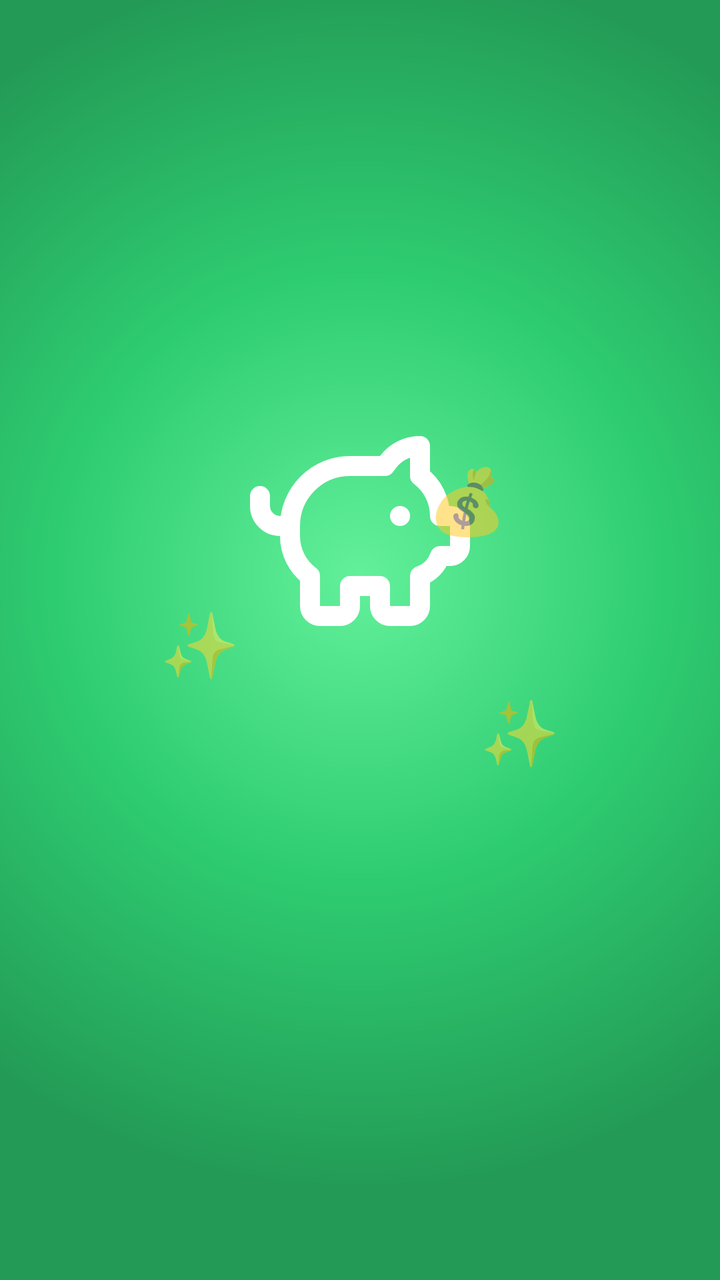
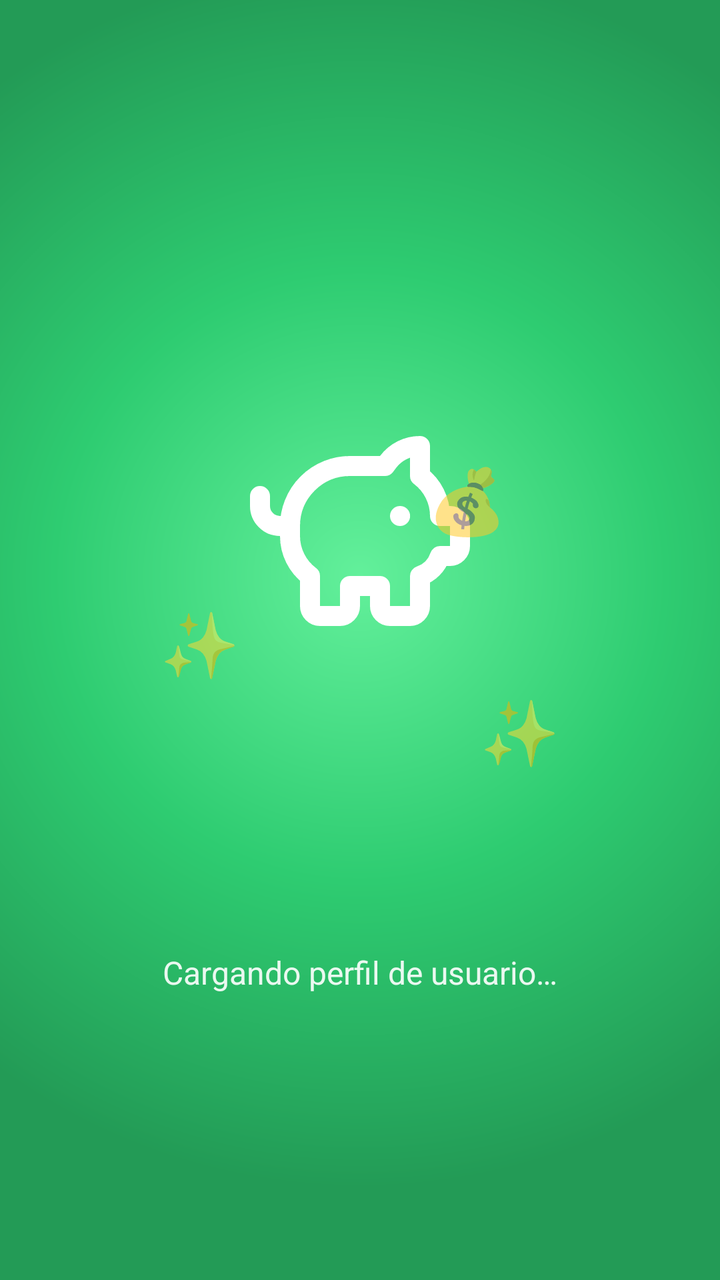

Screens rendered from an Android XML layout before and after an edit, with the pre-edit source and the edit as a unified diff.
<!-- AndroidManifest.xml: application theme Theme.Equilibra -->
<!-- res/layout/activity_splash.xml -->
<?xml version="1.0" encoding="utf-8"?>
<layout xmlns:android="http://schemas.android.com/apk/res/android"
    xmlns:app="http://schemas.android.com/apk/res-auto"
    xmlns:tools="http://schemas.android.com/tools">

    <data>

    </data>

    <androidx.constraintlayout.widget.ConstraintLayout
        android:layout_width="match_parent"
        android:layout_height="match_parent"
        android:background="@drawable/bg_splash">

        
        <FrameLayout
            android:id="@+id/logoContainer"
            android:layout_width="wrap_content"
            android:layout_height="wrap_content"
            app:layout_constraintTop_toTopOf="parent"
            app:layout_constraintBottom_toBottomOf="parent"
            app:layout_constraintStart_toStartOf="parent"
            app:layout_constraintEnd_toEndOf="parent"
            app:layout_constraintVertical_bias="0.4">

            
            <ImageView
                android:id="@+id/piggyBankIcon"
                android:layout_width="120dp"
                android:layout_height="120dp"
                android:layout_gravity="center"
                android:src="@drawable/ic_piggy_bank"
                android:tint="@android:color/white" />

        </FrameLayout>


        
        <TextView
            android:id="@+id/coinEmoji"
            android:layout_width="wrap_content"
            android:layout_height="wrap_content"
            android:layout_gravity="top|end"
            android:layout_marginTop="228dp"
            android:alpha="1"
            android:text="@string/money_bag_emoji"
            android:textSize="32sp"
            app:layout_constraintEnd_toEndOf="parent"
            app:layout_constraintHorizontal_bias="0.668"
            app:layout_constraintStart_toStartOf="parent"
            app:layout_constraintTop_toTopOf="parent" />

        
        <TextView
            android:id="@+id/sparkleLeft"
            android:layout_width="wrap_content"
            android:layout_height="wrap_content"
            android:layout_gravity="center_vertical|start"
            android:layout_marginTop="300dp"
            android:alpha="1"
            android:text="@string/stars_emoji"
            android:textSize="32sp"
            app:layout_constraintEnd_toStartOf="@+id/logoContainer"
            app:layout_constraintHorizontal_bias="1.0"
            app:layout_constraintStart_toStartOf="parent"
            app:layout_constraintTop_toTopOf="parent" />

        <TextView
            android:id="@+id/sparkleRight"
            android:layout_width="wrap_content"
            android:layout_height="wrap_content"
            android:layout_gravity="center_vertical|end"
            android:layout_marginTop="344dp"
            android:alpha="1"
            android:text="@string/stars_emoji"
            android:textSize="32sp"
            app:layout_constraintEnd_toEndOf="parent"
            app:layout_constraintHorizontal_bias="0.0"
            app:layout_constraintStart_toEndOf="@+id/logoContainer"
            app:layout_constraintTop_toTopOf="parent" />

        
        <TextView
            android:id="@+id/appTitle"
            android:layout_width="wrap_content"
            android:layout_height="wrap_content"
            android:text="@string/app_name"
            android:textSize="48sp"
            android:textStyle="bold"
            android:textColor="@color/white"
            android:alpha="0"
            android:layout_marginTop="32dp"
            app:layout_constraintTop_toBottomOf="@id/logoContainer"
            app:layout_constraintStart_toStartOf="parent"
            app:layout_constraintEnd_toEndOf="parent" />

        
        <TextView
            android:id="@+id/appSubtitle"
            android:layout_width="wrap_content"
            android:layout_height="wrap_content"
            android:text="@string/leyenda"
            android:textSize="20sp"
            android:textColor="@color/white_transparent"
            android:alpha="0"
            android:layout_marginTop="8dp"
            app:layout_constraintTop_toBottomOf="@id/appTitle"
            app:layout_constraintStart_toStartOf="parent"
            app:layout_constraintEnd_toEndOf="parent" />

    </androidx.constraintlayout.widget.ConstraintLayout>
</layout>
<!-- resources referenced by this layout -->
<resources>
  <color name="white">#FFFFFF</color>
  <color name="white_transparent">#E6FFFFFF</color>
  <!-- drawable bg_splash (drawable) -->
  <?xml version="1.0" encoding="utf-8"?>
  <shape xmlns:android="http://schemas.android.com/apk/res/android"
      android:shape="rectangle">
      <gradient
          android:type="radial"
          android:gradientRadius="85%p"
          android:centerX="50%"
          android:centerY="45%"
          android:startColor="#63F09B"
          android:centerColor="#2ECC71"
          android:endColor="#239B56" />
  </shape>
  <!-- drawable ic_piggy_bank (drawable) -->
  <vector xmlns:android="http://schemas.android.com/apk/res/android" xmlns:aapt="http://schemas.android.com/aapt"
      android:viewportWidth="24"
      android:viewportHeight="24"
      android:width="24dp"
      android:height="24dp">
      <path
          android:pathData="M11 17h3v2a1 1 0 0 0 1 1h2a1 1 0 0 0 1 -1v-3a3.16 3.16 0 0 0 2 -2h1a1 1 0 0 0 1 -1v-2a1 1 0 0 0 -1 -1h-1a5 5 0 0 0 -2 -4V3a4 4 0 0 0 -3.2 1.6l-0.3 0.4H11a6 6 0 0 0 -6 6v1a5 5 0 0 0 2 4v3a1 1 0 0 0 1 1h2a1 1 0 0 0 1 -1z"
          android:strokeColor="#000000"
          android:strokeWidth="2"
          android:strokeLineCap="round"
          android:strokeLineJoin="round" />
      <path
          android:pathData="M16 10h0.01"
          android:strokeColor="#000000"
          android:strokeWidth="2"
          android:strokeLineCap="round"
          android:strokeLineJoin="round" />
      <path
          android:pathData="M2 8v1a2 2 0 0 0 2 2h1"
          android:strokeColor="#000000"
          android:strokeWidth="2"
          android:strokeLineCap="round"
          android:strokeLineJoin="round" />
  </vector>
  <string name="app_name">Equilibra</string>
  <string name="leyenda">Finanzas con Bienestar</string>
  <string name="money_bag_emoji">💰</string>
  <string name="stars_emoji">✨</string>
  <style name="Theme.Equilibra" parent="Theme.MaterialComponents.DayNight.NoActionBar">
          <item name="colorPrimary">@color/primary_main</item>
          <item name="colorPrimaryVariant">@color/primary_light</item>
          <item name="colorOnPrimary">@color/white</item>
  
          <item name="colorSecondary">@color/secondary_main</item>
          <item name="colorSecondaryVariant">@color/secondary_light</item>
          <item name="colorOnSecondary">@color/white</item>
  
          <item name="android:statusBarColor">@color/primary_light</item>
          <item name="android:windowBackground">@color/primary_lightest</item>
  
          <item name="colorAccent">@color/accent_main</item>
      </style>
  <color name="primary_main">#2ECC71</color>
  <color name="primary_light">#27AE60</color>
  <color name="secondary_main">#3498DB</color>
  <color name="secondary_light">#5DADE2</color>
  <color name="primary_lightest">#E8F8F0</color>
  <color name="accent_main">#E67E22</color>
</resources>

<!-- the commit's change to res/layout/activity_splash.xml (unified diff, before → after) -->
@@ -108,5 +108,17 @@
             app:layout_constraintStart_toStartOf="parent"
             app:layout_constraintEnd_toEndOf="parent" />
 
+        <TextView
+            android:id="@+id/splashStatus"
+            android:layout_width="wrap_content"
+            android:layout_height="wrap_content"
+            android:text="@string/splash_loading_profile"
+            android:textColor="@color/white_transparent"
+            android:textSize="16sp"
+            app:layout_constraintTop_toBottomOf="@id/appSubtitle"
+            app:layout_constraintStart_toStartOf="parent"
+            app:layout_constraintEnd_toEndOf="parent"
+            android:layout_marginTop="16dp"/>
+
     </androidx.constraintlayout.widget.ConstraintLayout>
 </layout>
<!-- resource entries referenced after the edit -->
@@ -43,6 +43,7 @@
   <string name="app_name">Equilibra</string>
   <string name="leyenda">Finanzas con Bienestar</string>
   <string name="money_bag_emoji">💰</string>
+  <string name="splash_loading_profile">Cargando perfil de usuario…</string>
   <string name="stars_emoji">✨</string>
   <style name="Theme.Equilibra" parent="Theme.MaterialComponents.DayNight.NoActionBar">
           <item name="colorPrimary">@color/primary_main</item>
